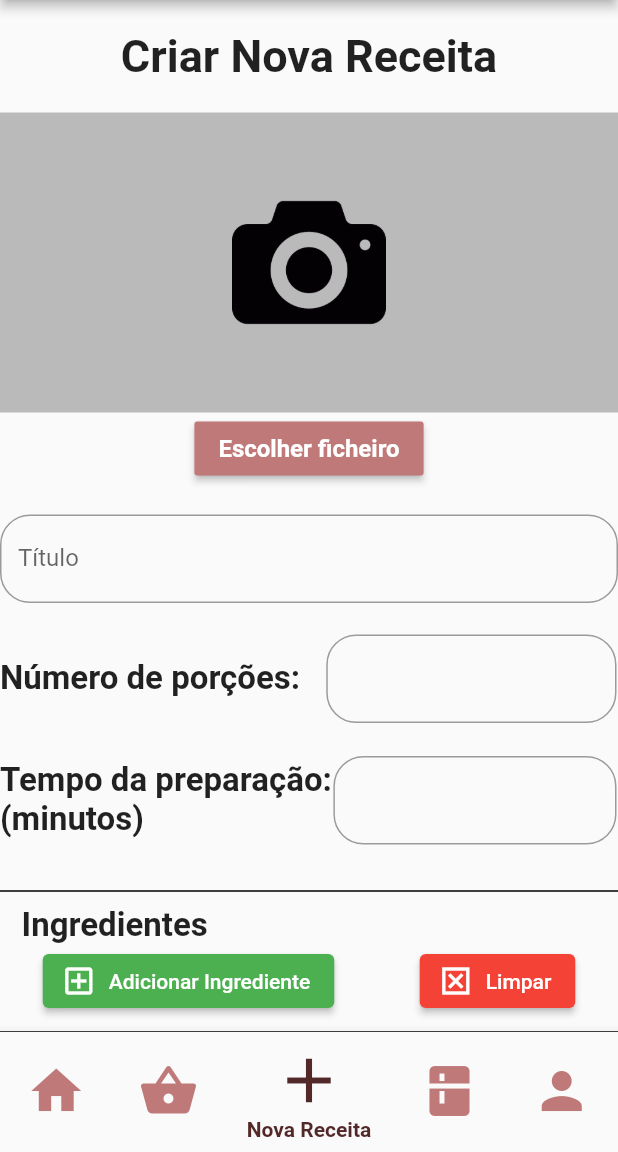
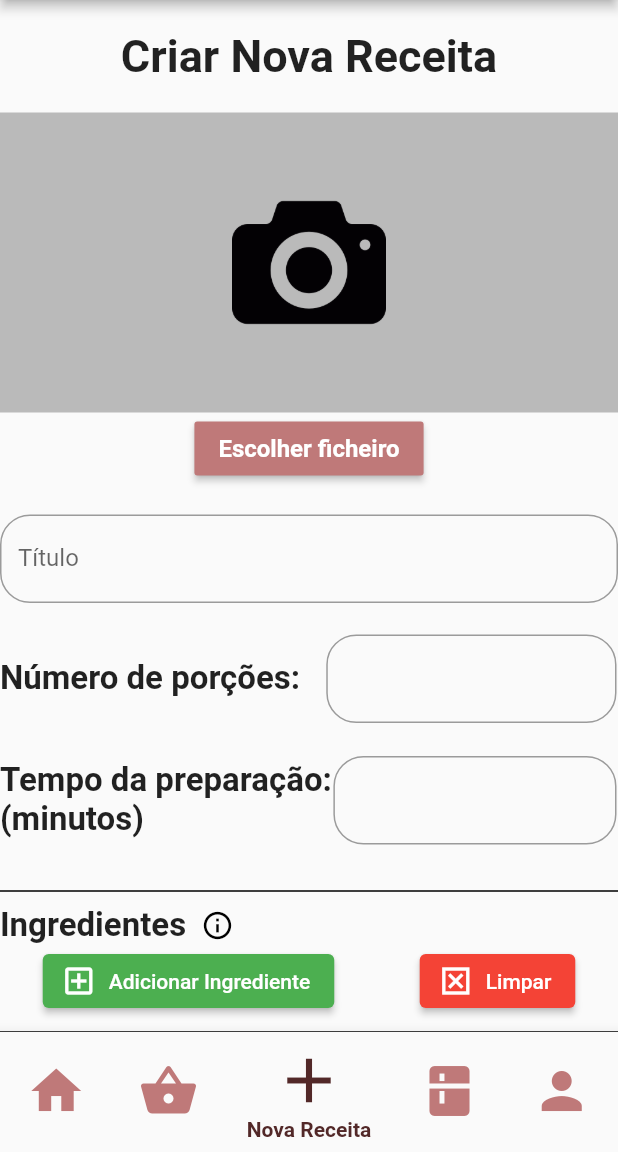
Before and after one commit to DiogoARSantos/let_me_cook, a Flutter app: the App screen opened by its route, item 3 of the bottom bar chosen, on a phone screen of 412 x 824 dp, the part 84-1236 px from its top. Run offline on Flutter 3.47's test engine with Material 2 defaults, Android fonts, the phone set to English and light mode, and no system bars; our stand-ins replace image_picker; missing offline and left inert: dart:ffi; network calls fail.

Commit message:
Ingredients tooltip

```diff
--- a/lib/screens/addRecipe/add_recipe_screen.dart
+++ b/lib/screens/addRecipe/add_recipe_screen.dart
@@ -1,3 +1,5 @@
+import 'dart:ffi';
+
 import 'package:flutter/material.dart';
 import 'package:flutter/services.dart';
 import 'package:image_picker/image_picker.dart';
@@ -88,7 +90,6 @@ class AddRecipeScreenState extends State<AddRecipeScreen> {
             SizedBox(height: 20),
 
             //PORTIONS
-            /**@TODO: How to center the content of the forms */
             Row(
               mainAxisAlignment: MainAxisAlignment.spaceEvenly,
               children: [
@@ -101,7 +102,6 @@ class AddRecipeScreenState extends State<AddRecipeScreen> {
             SizedBox(height: 20),
 
             //DURATION
-            /**@TODO: How to center the content of the forms */
             Row(
               mainAxisAlignment: MainAxisAlignment.spaceEvenly,
               children: [
@@ -121,7 +121,35 @@ class AddRecipeScreenState extends State<AddRecipeScreen> {
             ),
             Align(
               alignment: Alignment(-0.9,0),
-              child: Text("Ingredientes", style: TextStyle(fontSize: 22, fontWeight: FontWeight.bold)),
+              child: Row(
+                children: [
+                  Text("Ingredientes", style: TextStyle(fontSize: 22, fontWeight: FontWeight.bold)),
+                  SizedBox(width: 10),
+                  Tooltip(
+                    richMessage: WidgetSpan(
+                      alignment: PlaceholderAlignment.baseline,
+                      baseline: TextBaseline.alphabetic,
+                      child: Container(
+                        padding: EdgeInsets.all(2),
+                        constraints:
+                            const BoxConstraints(maxWidth: 280),
+                        child: Text("Qnt: Quantidade a adicionar\nUnid: Unidades de medida",
+                          style: TextStyle(color: Colors.white, fontSize: 16)),
+                    )),
+                    triggerMode: TooltipTriggerMode.longPress,
+                    showDuration: Duration.zero,
+                    decoration: BoxDecoration(
+                      color: Colors.grey,
+                      borderRadius: BorderRadius.circular(10.0),
+                    ),
+                    child: Icon(
+                      Icons.info_outline,
+                      size: 22,
+                      color: Colors.black,
+                    ),
+                  ),
+                ],
+              ),
             ),
 
             for(int i=0; i < _ingredientsItems.length; i++)
@@ -197,7 +225,6 @@ class AddRecipeScreenState extends State<AddRecipeScreen> {
                   ),
                 ],
               ),
-
             //INGREDIENT BUTTONS
             Row(
               mainAxisAlignment: MainAxisAlignment.spaceAround,
```
